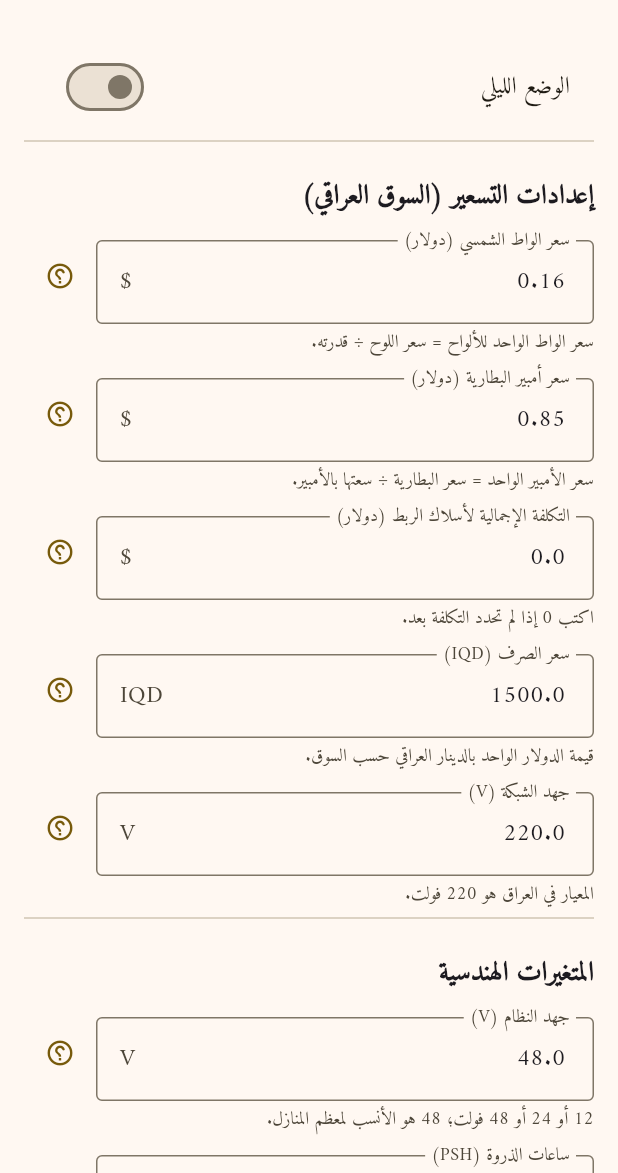
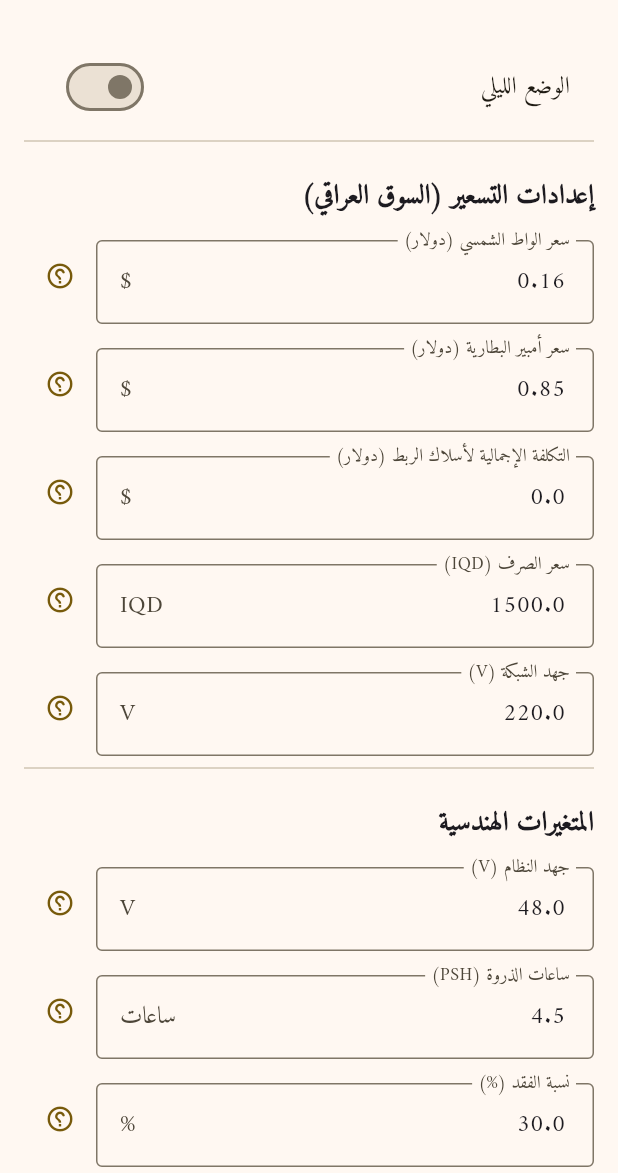
Before and after one commit to techtouchAI/SUN-, a Flutter app: the screen it shows after launch, after a tap on the "settings" icon, on a phone screen of 412 x 824 dp, the part 63-1236 px from its top. Run offline on Flutter 3.47's test engine with Material 3 defaults, Android fonts, the phone set to English and light mode, and no system bars; our stand-ins replace dio, fl_chart, flutter_riverpod, google_fonts, open_filex, package_info_plus and 4 more; network calls fail.

Commit message:
fix: نسبة الاعتماد على الوطنية وأيقونة الشرح فقط (#72)
* fix: apply grid charge dependency always and keep only ? help icons

Honor the selected national-grid battery charging percentage even when
grid hours are zero so 100% zeroes battery panels, and remove long helper
campaign text from inputs in favor of the ? explanation icon only.

Co-authored-by: arena-agent <297053741+arena-agent@users.noreply.github.com>

* style: match dart format for grid dependency tests

Rewrite the new 100% dependency widget test call chain to the same
cascade layout dart format expects so CI formatting passes.

Co-authored-by: arena-agent <297053741+arena-agent@users.noreply.github.com>

---------

Co-authored-by: techtouchAI <230923310+techtouchAI@users.noreply.github.com>
Co-authored-by: arena-agent <297053741+arena-agent@users.noreply.github.com>

```diff
--- a/lib/logic/field_help_content.dart
+++ b/lib/logic/field_help_content.dart
@@ -88,8 +88,8 @@ abstract final class FieldHelpContent {
       'تحدد هذه النسبة مقدار شحن البطاريات القادم من الكهرباء الوطنية مقابل الشمس.',
       '100% تعني أن البطاريات تُشحن بالكامل من الكهرباء الوطنية، فيصبح عدد ألواح شحن البطاريات صفراً.',
       '0% تعني أن الشحن كله من الألواح الشمسية، ولا يُخصم أي شيء من الوطنية.',
-      'يمكن تحديد النسبة مسبقاً، لكنها لا تُطبّق في النظام الهجين إلا بعد إدخال ساعات توفر الوطنية؛ بدونها تُحسب ألواح شحن البطاريات بالكامل.',
-      'تُخصم النسبة من طاقة شحن البطاريات قبل حساب عدد الألواح وتقريبه للأعلى؛ لذلك قد لا تغيّر زيادة صغيرة في النسبة عدد الألواح. إذا لم تكفِ قدرة الشاحن أو ساعات الوطنية يظهر تحذير بعجز الشحن دون إضافة ألواح تلقائياً. يجب معالجة العجز قبل التنفيذ.',
+      'تُخصم النسبة مباشرة من طاقة شحن البطاريات قبل حساب عدد الألواح، حتى قبل إدخال ساعات التوفر.',
+      'إذا لم تكفِ قدرة الشاحن أو ساعات الوطنية يظهر تحذير بعجز الشحن دون إعادة ألواح الشحن تلقائياً. يجب معالجة العجز قبل التنفيذ.',
       'الأحمال النهارية التي تعمل أثناء ساعات توفر الوطنية تُغطى منها ولا تُحسب على ألواح النهار.',
       'في وضع (بطاريات + وطنية بدون ألواح) تُثبَّت النسبة تلقائياً على 100%.',
     ],
--- a/lib/repositories/solar_calculation_repository.dart
+++ b/lib/repositories/solar_calculation_repository.dart
@@ -296,8 +296,9 @@ class SolarCalculationRepository {
   ///
   /// UPS locks this to 100% because it has no PV array to charge from,
   /// off-grid and direct-on-grid never charge the battery from the grid, and
-  /// hybrid uses the user-selected dependency only while the grid is
-  /// actually available.
+  /// hybrid always uses the user-selected percentage so 100% zeroes battery
+  /// PV panels. Deliverable energy is estimated separately from grid hours
+  /// and charger power; any shortfall is warned about, not added back to PV.
   double _effectiveGridChargeFraction(
     SystemMode systemMode,
     GridScheduleModel gridSchedule,
@@ -309,7 +310,6 @@ class SolarCalculationRepository {
       case SystemMode.directOnGrid:
         return 0.0;
       case SystemMode.hybrid:
-        if (gridSchedule.gridOnHours <= 0) return 0.0;
         final percent = gridSchedule.gridChargeDependencyPercent;
         return (percent / 100.0).clamp(0.0, 1.0);
     }
@@ -317,8 +317,9 @@ class SolarCalculationRepository {
 
   /// Energy the charger can actually put into the battery while the grid is
   /// available: `charger power × grid hours × charge efficiency`, converted to
-  /// the AC side of the charger. Falls back to the requested energy when no
-  /// charger limit or grid window is known.
+  /// the AC side of the charger. Without grid hours nothing is deliverable;
+  /// without a known charger limit the full requested energy is assumed once
+  /// hours are available.
   double _deliverableGridChargeWh({
     required double requestedEnergyWh,
     required GridScheduleModel gridSchedule,
@@ -326,12 +327,12 @@ class SolarCalculationRepository {
     required double chargeEfficiency,
   }) {
     if (requestedEnergyWh <= 0) return 0.0;
+    final onHours = gridSchedule.gridOnHours;
+    if (!onHours.isFinite || onHours <= 0) return 0.0;
     final limit = chargerPowerLimitW;
     if (limit == null || !limit.isFinite || limit <= 0) {
       return requestedEnergyWh;
     }
-    final onHours = gridSchedule.gridOnHours;
-    if (!onHours.isFinite || onHours <= 0) return requestedEnergyWh;
     final acPowerW = limit * inverterEfficiency;
     return acPowerW * onHours * chargeEfficiency;
   }
@@ -537,7 +538,9 @@ class SolarCalculationRepository {
         'لا توجد ساعات شبكة متاحة لحساب شحن UPS من الشبكة.',
       if (daytimeGridServedWh > 0 && panelsForDaytime == 0)
         'الوطنية تغطي كامل أحمال النهار خلال ساعات توفرها؛ لم تُحسب ألواح نهارية. إذا انقطعت الوطنية نهاراً فستحتاج ألواحاً لتغطية تلك الأحمال.',
-      if (gridChargeLimitedByHardware)
+      if (gridChargeLimitedByHardware && gridSchedule.gridOnHours <= 0)
+        'نسبة الاعتماد على الوطنية لشحن البطاريات ${gridContributionPercent.toStringAsFixed(0)}% خُصمت من ألواح الشحن، لكن ساعات توفر الوطنية = 0 فلا يمكن تنفيذ الشحن فعلياً. أدخل ساعات التوفر أو اخفض النسبة قبل تنفيذ المنظومة.',
+      if (gridChargeLimitedByHardware && gridSchedule.gridOnHours > 0)
         'قدرة الشحن خلال ساعات توفر الوطنية (${gridSchedule.gridOnHours.toStringAsFixed(0)} ساعة) لا تكفي لتغطية نسبة الاعتماد المطلوبة؛ تم احتساب ${gridChargeEnergyWh.toStringAsFixed(0)}Wh فعلياً من أصل ${requestedGridChargeWh.toStringAsFixed(0)}Wh، يوجد عجز شحن قدره ${(requestedGridChargeWh - gridChargeEnergyWh).toStringAsFixed(0)}Wh لم يُضف إلى الألواح التزاماً بالنسبة المختارة. زِد ساعات الوطنية أو قدرة الشاحن، أو اخفض نسبة الاعتماد على الوطنية قبل تنفيذ المنظومة.',
     ];
 
--- a/lib/screens/load_input_screen.dart
+++ b/lib/screens/load_input_screen.dart
@@ -390,7 +390,6 @@ class _LoadInputScreenState extends ConsumerState<LoadInputScreen> {
                   Expanded(
                     child: ExplainedField(
                       explanation: FieldHelpContent.gridStartHour,
-                      helperText: 'الوقت (0 = منتصف الليل).',
                       field: TextFormField(
                         initialValue: gridSchedule.gridStartHour.toString(),
                         decoration: const InputDecoration(
@@ -411,7 +410,6 @@ class _LoadInputScreenState extends ConsumerState<LoadInputScreen> {
                   Expanded(
                     child: ExplainedField(
                       explanation: FieldHelpContent.gridOnHours,
-                      helperText: 'المدة بالساعات وليس الوقت.',
                       field: TextFormField(
                         initialValue: gridSchedule.gridOnHours.toString(),
                         decoration: const InputDecoration(
@@ -432,7 +430,6 @@ class _LoadInputScreenState extends ConsumerState<LoadInputScreen> {
                   Expanded(
                     child: ExplainedField(
                       explanation: FieldHelpContent.gridOffHours,
-                      helperText: 'المدة بالساعات وليس الوقت.',
                       field: TextFormField(
                         initialValue: gridSchedule.gridOffHours.toString(),
                         decoration: const InputDecoration(
@@ -455,8 +452,6 @@ class _LoadInputScreenState extends ConsumerState<LoadInputScreen> {
               if (systemMode != SystemMode.directOnGrid)
                 ExplainedField(
                   explanation: FieldHelpContent.gridChargeDependencyPercent,
-                  helperText:
-                      'تُخصم النسبة المختارة من طاقة شحن البطاريات قبل حساب الألواح؛ 100% تلغي ألواح الشحن فقط، وليس ألواح أحمال النهار.',
                   field: Column(
                     crossAxisAlignment: CrossAxisAlignment.start,
                     children: [
@@ -489,14 +484,9 @@ class _LoadInputScreenState extends ConsumerState<LoadInputScreen> {
                                     );
                               },
                       ),
-                      if (gridSchedule.gridOnHours <= 0)
-                        const Text(
-                          'أدخل ساعات توفر الوطنية لتطبيق النسبة؛ بدون توفرها تُحسب ألواح شحن البطاريات بالكامل في النظام الهجين.',
-                          style: TextStyle(fontSize: 12),
-                        ),
                       if (systemMode == SystemMode.ups)
                         const Text(
-                          "🔒 تم تثبيت الشحن من الوطنية بنسبة 100% نظراً لعدم توفر ألواح شمسية كبديل.",
+                          'تم تثبيت الشحن من الوطنية بنسبة 100%.',
                           style: TextStyle(color: Colors.grey, fontSize: 12),
                         ),
                     ],
@@ -581,8 +571,6 @@ class _LoadInputScreenState extends ConsumerState<LoadInputScreen> {
                                     ExplainedField(
                                       explanation:
                                           FieldHelpContent.powerCapacity,
-                                      helperText:
-                                          'اكتب قدرة الجهاز كما هي في ملصقه، واختر وحدتها من القائمة المجاورة.',
                                       field: Row(
                                         children: [
                                           Expanded(
@@ -657,8 +645,6 @@ class _LoadInputScreenState extends ConsumerState<LoadInputScreen> {
                                     ExplainedField(
                                       explanation:
                                           FieldHelpContent.daytimeUsageHours,
-                                      helperText:
-                                          'عدد ساعات عمل هذا الجهاز نهاراً (المدة وليس وقت التشغيل).',
                                       field: TextFormField(
                                         controller:
                                             _daytimeHoursController,
@@ -675,8 +661,6 @@ class _LoadInputScreenState extends ConsumerState<LoadInputScreen> {
                                       explanation:
                                           FieldHelpContent
                                               .nighttimeUsageHours,
-                                      helperText:
-                                          'عدد ساعات عمل هذا الجهاز ليلاً (المدة وليس وقت التشغيل).',
                                       field: TextFormField(
                                         controller:
                                             _nighttimeHoursController,
@@ -695,8 +679,6 @@ class _LoadInputScreenState extends ConsumerState<LoadInputScreen> {
                                       ),
                                       explanation:
                                           FieldHelpContent.isInverterAc,
-                                      helperText:
-                                          'يظهر هذا الخيار عند اختيار وحدة (طن)؛ يؤثر على هامش تيار البدء.',
                                       field: SwitchListTile(
                                         title: const Text(
                                           AppStrings.isInverterAC,
@@ -741,8 +723,6 @@ class _LoadInputScreenState extends ConsumerState<LoadInputScreen> {
                                     ExplainedField(
                                       explanation:
                                           FieldHelpContent.quickPowerAmpere,
-                                      helperText:
-                                          'الاستهلاك الكلي للمنزل بالأمبير وقت ذروة التشغيل.',
                                       field: TextFormField(
                                         controller: _quickPowerController,
                                         decoration: const InputDecoration(
@@ -757,8 +737,6 @@ class _LoadInputScreenState extends ConsumerState<LoadInputScreen> {
                                     ExplainedField(
                                       explanation:
                                           FieldHelpContent.daytimeUsageHours,
-                                      helperText:
-                                          'عدد ساعات عمل الأحمال نهاراً (المدة وليس وقت التشغيل).',
                                       field: TextFormField(
                                         controller:
                                             _quickDaytimeHoursController,
@@ -775,8 +753,6 @@ class _LoadInputScreenState extends ConsumerState<LoadInputScreen> {
                                       explanation:
                                           FieldHelpContent
                                               .nighttimeUsageHours,
-                                      helperText:
-                                          'عدد ساعات عمل الأحمال ليلاً (المدة وليس وقت التشغيل).',
                                       field: TextFormField(
                                         controller:
                                             _quickNighttimeHoursController,
@@ -813,8 +789,6 @@ class _LoadInputScreenState extends ConsumerState<LoadInputScreen> {
                   child: ExplainedField(
                     padding: const EdgeInsets.symmetric(horizontal: 16.0),
                     explanation: FieldHelpContent.daytimeOnlyMode,
-                    helperText:
-                        'فعّله إذا كانت جميع أحمالك تعمل نهاراً فقط ولا تحتاج بطاريات.',
                     field: SwitchListTile(
                       dense: true,
                       contentPadding: EdgeInsets.zero,
--- a/lib/screens/settings_screen.dart
+++ b/lib/screens/settings_screen.dart
@@ -78,7 +78,6 @@ class _SettingsScreenState extends ConsumerState<SettingsScreen> {
                 label: AppStrings.solarWattPriceLabel,
                 provider: solarWattPriceProvider,
                 explanation: FieldHelpContent.solarWattPrice,
-                helperText: 'سعر الواط الواحد للألواح = سعر اللوح ÷ قدرته.',
               ),
               const SizedBox(height: 16),
               _buildPriceInput(
@@ -87,7 +86,6 @@ class _SettingsScreenState extends ConsumerState<SettingsScreen> {
                 label: AppStrings.batteryAmperePriceLabel,
                 provider: batteryAmperePriceProvider,
                 explanation: FieldHelpContent.batteryAmperePrice,
-                helperText: 'سعر الأمبير الواحد = سعر البطارية ÷ سعتها بالأمبير.',
               ),
               const SizedBox(height: 16),
               _buildPriceInput(
@@ -96,7 +94,6 @@ class _SettingsScreenState extends ConsumerState<SettingsScreen> {
                 label: AppStrings.wiringCostLabel,
                 provider: wiringCostProvider,
                 explanation: FieldHelpContent.wiringCost,
-                helperText: 'اكتب 0 إذا لم تحدد التكلفة بعد.',
               ),
 
               const SizedBox(height: 16),
@@ -107,7 +104,6 @@ class _SettingsScreenState extends ConsumerState<SettingsScreen> {
                 provider: iqdExchangeRateProvider,
                 suffix: ' IQD',
                 explanation: FieldHelpContent.iqdExchangeRate,
-                helperText: 'قيمة الدولار الواحد بالدينار العراقي حسب السوق.',
               ),
               const SizedBox(height: 16),
               _buildPriceInput(
@@ -117,7 +113,6 @@ class _SettingsScreenState extends ConsumerState<SettingsScreen> {
                 provider: gridVoltageProvider,
                 suffix: ' V',
                 explanation: FieldHelpContent.gridVoltage,
-                helperText: 'المعيار في العراق هو 220 فولت.',
               ),
               const Divider(),
               const SizedBox(height: 16),
@@ -133,7 +128,6 @@ class _SettingsScreenState extends ConsumerState<SettingsScreen> {
                 provider: systemVoltageProvider,
                 suffix: ' V',
                 explanation: FieldHelpContent.systemVoltage,
-                helperText: '12 أو 24 أو 48 فولت؛ 48 هو الأنسب لمعظم المنازل.',
               ),
               const SizedBox(height: 16),
               _buildPriceInput(
@@ -143,7 +137,6 @@ class _SettingsScreenState extends ConsumerState<SettingsScreen> {
                 provider: peakSunHoursProvider,
                 suffix: ' ساعات',
                 explanation: FieldHelpContent.peakSunHours,
-                helperText: 'متوسط ساعات الشمس الفعالة؛ في العراق بين 4.5 و5.5.',
               ),
               const SizedBox(height: 16),
               _buildPriceInput(
@@ -153,7 +146,6 @@ class _SettingsScreenState extends ConsumerState<SettingsScreen> {
                 provider: energyLossPercentageProvider,
                 suffix: ' %',
                 explanation: FieldHelpContent.energyLossPercentage,
-                helperText: 'ضياع الأسلاك والعاكس والحرارة والغبار؛ 30% قيمة شائعة.',
               ),
               const SizedBox(height: 16),
               _buildPriceInput(
@@ -163,7 +155,6 @@ class _SettingsScreenState extends ConsumerState<SettingsScreen> {
                 provider: daysOfAutonomyProvider,
                 suffix: ' أيام',
                 explanation: FieldHelpContent.daysOfAutonomy,
-                helperText: 'يوم واحد يكفي مع توفر الكهرباء الوطنية.',
               ),
               const Divider(),
               const SizedBox(height: 16),
@@ -180,7 +171,6 @@ class _SettingsScreenState extends ConsumerState<SettingsScreen> {
                   provider: panelCapacityProvider,
                   suffix: ' W',
                   explanation: FieldHelpContent.panelCapacity,
-                  helperText: 'قدرة اللوح الذي تنوي شراءه كما في كتيبه.',
                   onChangedCallback: (parsedValue) {
                     final interpolatedIsc =
                         SolarCalculationRepository.getInterpolatedIsc(
@@ -202,13 +192,11 @@ class _SettingsScreenState extends ConsumerState<SettingsScreen> {
                   suffix: ' A',
                   keyString: ref.watch(panelIscProvider).toString(),
                   explanation: FieldHelpContent.panelIsc,
-                  helperText: 'أقصى تيار للوح (Short Circuit Current) من كتيب اللوح.',
                 ),
                 const SizedBox(height: 16),
               ],
               ExplainedField(
                 explanation: FieldHelpContent.inverterLocation,
-                helperText: 'يؤثر الاختيار على توصية درجة الحماية (IP).',
                 field: DropdownButtonFormField<String>(
                   decoration: const InputDecoration(
                     labelText: 'مكان تركيب الإينفيرتر',
@@ -261,7 +249,6 @@ class _SettingsScreenState extends ConsumerState<SettingsScreen> {
                         label: 'عدد الألواح على التوالي لكل مسار',
                         provider: pvModulesPerStringProvider,
                         explanation: FieldHelpContent.pvModulesPerString,
-                        helperText: 'اختياري؛ اتركه فارغاً للاحتساب التلقائي.',
                       ),
                       const SizedBox(height: 16),
                       _buildOptionalIntInput(
@@ -269,7 +256,6 @@ class _SettingsScreenState extends ConsumerState<SettingsScreen> {
                         label: 'عدد المسارات على التوازي',
                         provider: pvParallelStringsProvider,
                         explanation: FieldHelpContent.pvParallelStrings,
-                        helperText: 'اختياري؛ اتركه فارغاً للاحتساب التلقائي.',
                       ),
                       const SizedBox(height: 20),
                     ],
@@ -292,7 +278,6 @@ class _SettingsScreenState extends ConsumerState<SettingsScreen> {
                       provider: dcCableLengthMetersProvider,
                       allowZero: false,
                       explanation: FieldHelpContent.dcCableLength,
-                      helperText: 'المسافة بين الألواح والعاكس باتجاه واحد.',
                     ),
                     const SizedBox(height: 16),
                     _buildOptionalDropdown(
@@ -300,7 +285,6 @@ class _SettingsScreenState extends ConsumerState<SettingsScreen> {
                       label: 'مادة الموصل',
                       provider: dcCableMaterialProvider,
                       explanation: FieldHelpContent.dcCableMaterial,
-                      helperText: 'النحاس أفضل توصيلاً؛ الألمنيوم أرخص.',
                       items: const [
                         DropdownMenuItem(value: 'copper', child: Text('نحاس')),
                         DropdownMenuItem(
@@ -315,7 +299,6 @@ class _SettingsScreenState extends ConsumerState<SettingsScreen> {
                       label: 'تصنيف عزل الكابل',
                       provider: dcCableInsulationProvider,
                       explanation: FieldHelpContent.dcCableInsulation,
-                      helperText: 'مكتوب على الكابل نفسه (70°C أو 90°C).',
                       items: const [
                         DropdownMenuItem(value: '70C', child: Text('70°C')),
                         DropdownMenuItem(value: '90C', child: Text('90°C')),
@@ -327,7 +310,6 @@ class _SettingsScreenState extends ConsumerState<SettingsScreen> {
                       label: 'طريقة تمديد كابل DC',
                       provider: dcCableInstallationMethodProvider,
                       explanation: FieldHelpContent.dcCableInstallationMethod,
-                      helperText: 'اختر الطريقة الفعلية لتمديد الكابل.',
                       items: const [
                         DropdownMenuItem(
                           value: 'conduit',
@@ -353,7 +335,6 @@ class _SettingsScreenState extends ConsumerState<SettingsScreen> {
                       allowZero: true,
                       explanation:
                           FieldHelpContent.dcCableAmbientTemperature,
-                      helperText: 'أعلى حرارة متوقعة حول الكابل؛ اتركه فارغاً لقيمة آمنة.',
                     ),
                     const SizedBox(height: 16),
                     _buildOptionalIntInput(
@@ -361,7 +342,6 @@ class _SettingsScreenState extends ConsumerState<SettingsScreen> {
                       label: 'عدد الموصلات الحاملة للتيار',
                       provider: dcCableLoadedConductorsProvider,
                       explanation: FieldHelpContent.dcCableLoadedConductors,
-                      helperText: 'سلكان (موجب وسالب) في أغلب المنظومات.',
                     ),
                   ],
                 ),
```
Also changed, not shown: 4 other files.
